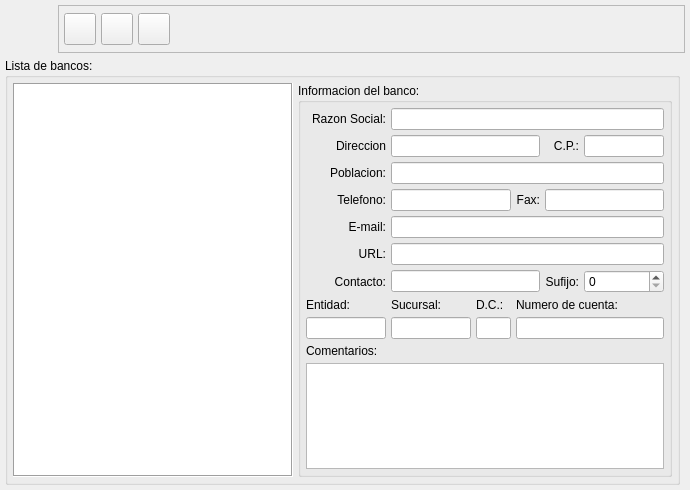
Above: bulmages/bulmafact/plugins/pluginbf_banco/bancobase.ui from eboladev/Bulmages-1 before the change. Below: the same form after it.
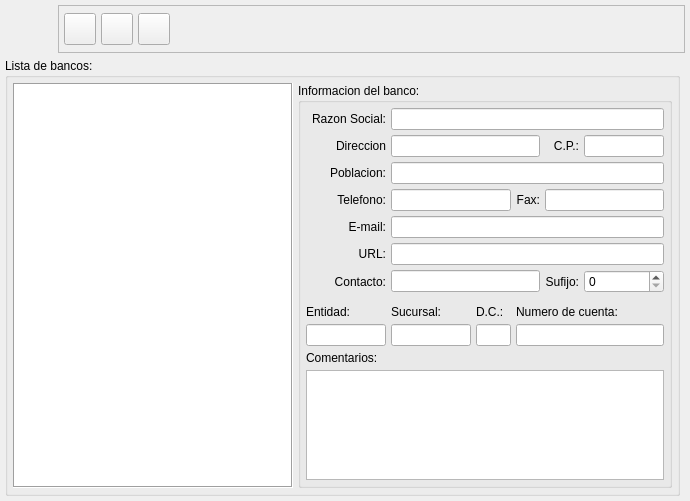
That is the form after the change. Icons and pictures are not drawn.

The edit to the form file:
```diff
--- a/bulmages/bulmafact/plugins/pluginbf_banco/bancobase.ui
+++ b/bulmages/bulmafact/plugins/pluginbf_banco/bancobase.ui
@@ -8,14 +8,14 @@
     <x>0</x>
     <y>0</y>
     <width>690</width>
-    <height>490</height>
+    <height>501</height>
    </rect>
   </property>
   <property name="windowTitle">
    <string>Bancos</string>
   </property>
   <property name="windowIcon">
-   <iconset>
+   <iconset resource="../../../bulmages.qrc">
     <normaloff>:/Images/bank.png</normaloff>:/Images/bank.png</iconset>
   </property>
   <layout class="QGridLayout">
@@ -48,7 +48,7 @@
         </size>
        </property>
        <property name="pixmap">
-        <pixmap>:/Images/bank.png</pixmap>
+        <pixmap resource="../../../bulmages.qrc">:/Images/bank.png</pixmap>
        </property>
        <property name="scaledContents">
         <bool>true</bool>
@@ -145,7 +145,7 @@
            <string/>
           </property>
           <property name="icon">
-           <iconset>
+           <iconset resource="../../../bulmages.qrc">
             <normaloff>:/Images/edit-save.png</normaloff>:/Images/edit-save.png</iconset>
           </property>
           <property name="iconSize">
@@ -180,7 +180,7 @@
            <string/>
           </property>
           <property name="icon">
-           <iconset>
+           <iconset resource="../../../bulmages.qrc">
             <normaloff>:/Images/document-new.png</normaloff>:/Images/document-new.png</iconset>
           </property>
           <property name="iconSize">
@@ -242,7 +242,7 @@
          <property name="spacing">
           <number>5</number>
          </property>
-         <item row="10" column="2">
+         <item row="11" column="2">
           <widget class="QLabel" name="label_20">
            <property name="text">
             <string>D.C.:</string>
@@ -252,7 +252,7 @@
            </property>
           </widget>
          </item>
-         <item row="10" column="3" colspan="3">
+         <item row="11" column="3" colspan="3">
           <widget class="QLabel" name="label_21">
            <property name="text">
             <string>Numero de cuenta:</string>
@@ -311,14 +311,14 @@
            </property>
           </widget>
          </item>
-         <item row="11" column="3" colspan="3">
+         <item row="12" column="3" colspan="3">
           <widget class="QLineEdit" name="mui_numcuentabanco">
            <property name="maxLength">
             <number>10</number>
            </property>
           </widget>
          </item>
-         <item row="11" column="2">
+         <item row="12" column="2">
           <widget class="QLineEdit" name="mui_dcbanco">
            <property name="maximumSize">
             <size>
@@ -331,7 +331,7 @@
            </property>
           </widget>
          </item>
-         <item row="11" column="1">
+         <item row="12" column="1">
           <widget class="QLineEdit" name="mui_codagenciabanco">
            <property name="maximumSize">
             <size>
@@ -344,7 +344,7 @@
            </property>
           </widget>
          </item>
-         <item row="11" column="0">
+         <item row="12" column="0">
           <widget class="QLineEdit" name="mui_codentidadbanco">
            <property name="maximumSize">
             <size>
@@ -357,14 +357,14 @@
            </property>
           </widget>
          </item>
-         <item row="13" column="0" colspan="6">
+         <item row="14" column="0" colspan="6">
           <widget class="QTextEdit" name="mui_comentbanco">
            <property name="html">
             <string>&lt;!DOCTYPE HTML PUBLIC &quot;-//W3C//DTD HTML 4.0//EN&quot; &quot;http://www.w3.org/TR/REC-html40/strict.dtd&quot;&gt;
 &lt;html&gt;&lt;head&gt;&lt;meta name=&quot;qrichtext&quot; content=&quot;1&quot; /&gt;&lt;style type=&quot;text/css&quot;&gt;
 p, li { white-space: pre-wrap; }
-&lt;/style&gt;&lt;/head&gt;&lt;body style=&quot; font-family:'Sans'; font-size:10pt; font-weight:400; font-style:normal;&quot;&gt;
-&lt;p style=&quot;-qt-paragraph-type:empty; margin-top:0px; margin-bottom:0px; margin-left:0px; margin-right:0px; -qt-block-indent:0; text-indent:0px; font-family:'Sans Serif'; font-size:9pt;&quot;&gt;&lt;/p&gt;&lt;/body&gt;&lt;/html&gt;</string>
+&lt;/style&gt;&lt;/head&gt;&lt;body style=&quot; font-family:'Sans Serif'; font-size:9pt; font-weight:400; font-style:normal;&quot;&gt;
+&lt;p style=&quot;-qt-paragraph-type:empty; margin-top:0px; margin-bottom:0px; margin-left:0px; margin-right:0px; -qt-block-indent:0; text-indent:0px;&quot;&gt;&lt;/p&gt;&lt;/body&gt;&lt;/html&gt;</string>
            </property>
           </widget>
          </item>
@@ -506,7 +506,7 @@
            </property>
           </widget>
          </item>
-         <item row="12" column="0" colspan="6">
+         <item row="13" column="0" colspan="6">
           <widget class="QLabel" name="label_22">
            <property name="text">
             <string>Comentarios:</string>
@@ -516,7 +516,7 @@
            </property>
           </widget>
          </item>
-         <item row="10" column="0">
+         <item row="11" column="0">
           <widget class="QLabel" name="label_18">
            <property name="text">
             <string>Entidad:</string>
@@ -526,7 +526,7 @@
            </property>
           </widget>
          </item>
-         <item row="10" column="1">
+         <item row="11" column="1">
           <widget class="QLabel" name="label_19">
            <property name="text">
             <string>Sucursal:</string>
@@ -581,6 +581,22 @@
            </property>
           </widget>
          </item>
+         <item row="7" column="0" colspan="6">
+          <widget class="QWidget" name="mui_plugin_frame" native="true">
+           <property name="sizePolicy">
+            <sizepolicy hsizetype="Expanding" vsizetype="Preferred">
+             <horstretch>0</horstretch>
+             <verstretch>0</verstretch>
+            </sizepolicy>
+           </property>
+           <property name="minimumSize">
+            <size>
+             <width>10</width>
+             <height>2</height>
+            </size>
+           </property>
+          </widget>
+         </item>
         </layout>
        </widget>
       </item>
```
Left out of the diff: 2 changed lines with no effect on the pictures.
